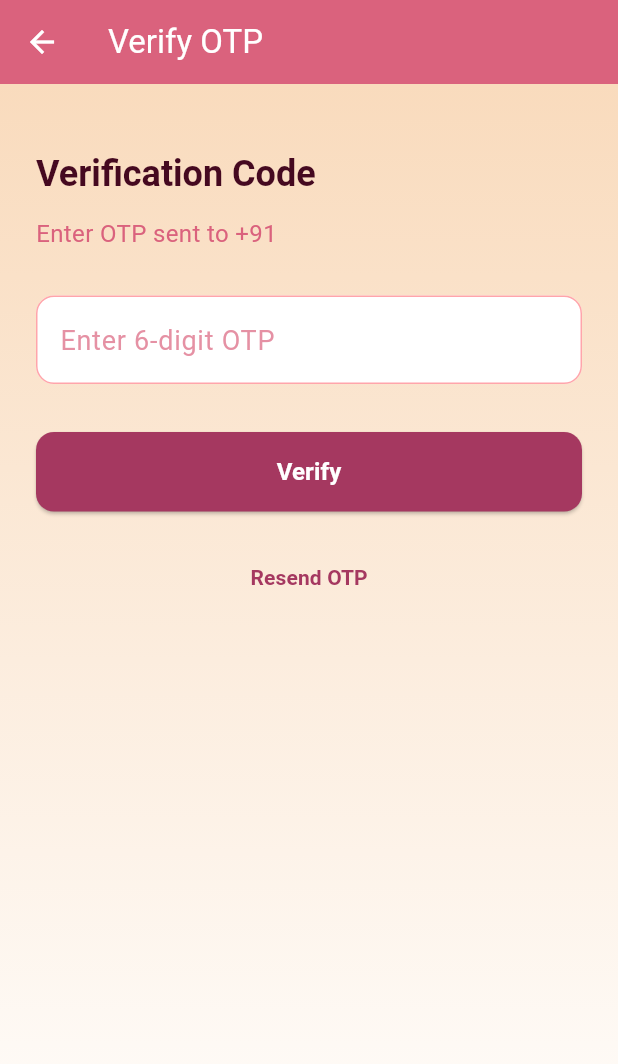
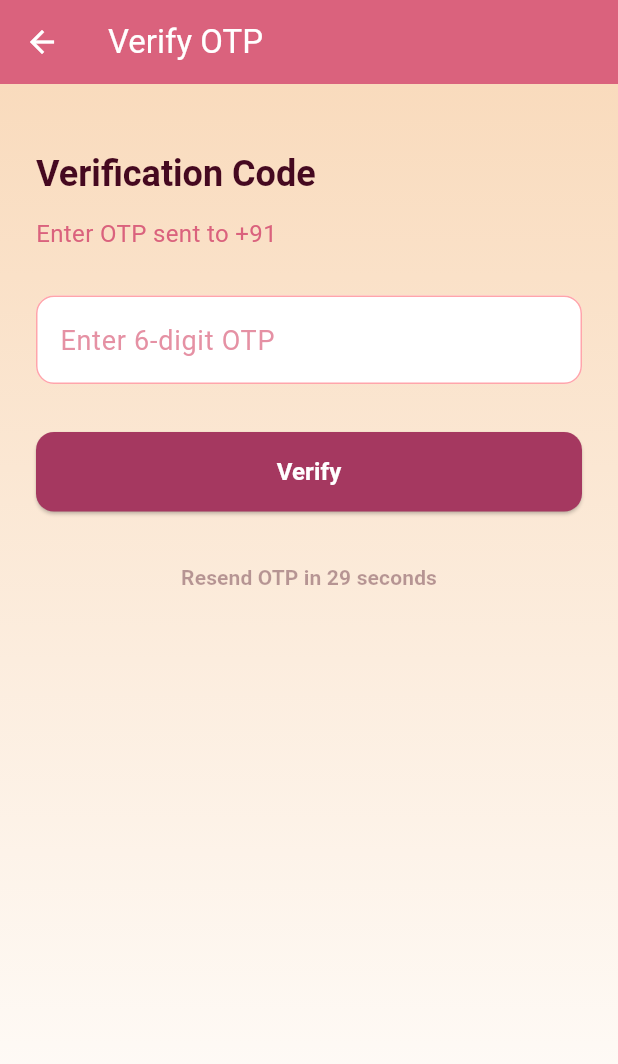
Before and after one commit to Lucky-chelani/veerangana_app, a Flutter app: the OtpScreen screen opened directly with empty values, on a phone screen of 412 x 824 dp. Shown: the top 1064 px of the screen. Run offline on Flutter 3.47's test engine with Material 3 defaults, Android fonts, the phone set to English and light mode, and no system bars; our stand-ins replace cloud_firestore, firebase_auth, firebase_core, firebase_storage, flutter_contacts, geolocator and 5 more; missing offline and left inert: flutter_phone_direct_caller, flutter_sound, sms_sender; accounts and stored records are empty.

Commit message:
otp screen corrected

```diff
--- a/lib/screens/otp_screen.dart
+++ b/lib/screens/otp_screen.dart
@@ -1,3 +1,5 @@
+import 'dart:async';
+
 import 'package:flutter/material.dart';
 import 'package:firebase_auth/firebase_auth.dart';
 import 'package:shared_preferences/shared_preferences.dart';
@@ -14,9 +16,55 @@ class OtpScreen extends StatefulWidget {
   State<OtpScreen> createState() => _OtpScreenState();
 }
 
+
+
 class _OtpScreenState extends State<OtpScreen> {
   final TextEditingController otpController = TextEditingController();
   bool isVerifying = false;
+  bool canResendOtp = false; // Controls whether the "Resend OTP" button is enabled
+  int timerSeconds = 60; // Countdown timer in seconds
+  Timer? _timer;
+
+  @override
+  void initState() {
+    super.initState();
+    _startTimer(); // Start the timer when the screen is initialized
+  }
+
+  @override
+  void dispose() {
+    _timer?.cancel(); // Cancel the timer when the screen is disposed
+    super.dispose();
+  }
+
+  void _startTimer() {
+    setState(() {
+      canResendOtp = false; // Disable the "Resend OTP" button
+      timerSeconds = 30; // Reset the timer to 30 seconds
+    });
+
+    _timer = Timer.periodic(const Duration(seconds: 1), (timer) {
+      if (timerSeconds > 0) {
+        setState(() {
+          timerSeconds--;
+        });
+      } else {
+        timer.cancel();
+        setState(() {
+          canResendOtp = true; // Enable the "Resend OTP" button
+        });
+      }
+    });
+  }
+
+  void _resendOtp() {
+    // Logic to resend OTP
+    ScaffoldMessenger.of(context).showSnackBar(
+      const SnackBar(content: Text("OTP resent successfully!")),
+    );
+
+    _startTimer(); // Restart the timer after resending OTP
+  }
 
   void verifyOtp() async {
     setState(() {
@@ -164,19 +212,21 @@ class _OtpScreenState extends State<OtpScreen> {
               ),
               const SizedBox(height: 20),
               Center(
-                child: TextButton(
-                  onPressed: () {
-                    // Implement resend OTP logic if needed
-                  },
-                  style: TextButton.styleFrom(
-                    foregroundColor: AppColors.raspberry,
-                  ),
-                  child: const Text(
-                    "Resend OTP",
-                    style: TextStyle(
-                      fontWeight: FontWeight.bold,
+                child: Column(
+                  children: [
+                    TextButton(
+                      onPressed: canResendOtp ? _resendOtp : null,
+                      style: TextButton.styleFrom(
+                        foregroundColor: AppColors.raspberry,
+                      ),
+                      child: Text(
+                        canResendOtp ? "Resend OTP" : "Resend OTP in $timerSeconds seconds",
+                        style: const TextStyle(
+                          fontWeight: FontWeight.bold,
+                        ),
+                      ),
                     ),
-                  ),
+                  ],
                 ),
               ),
             ],
```
Also changed, not shown: 4 other files.
